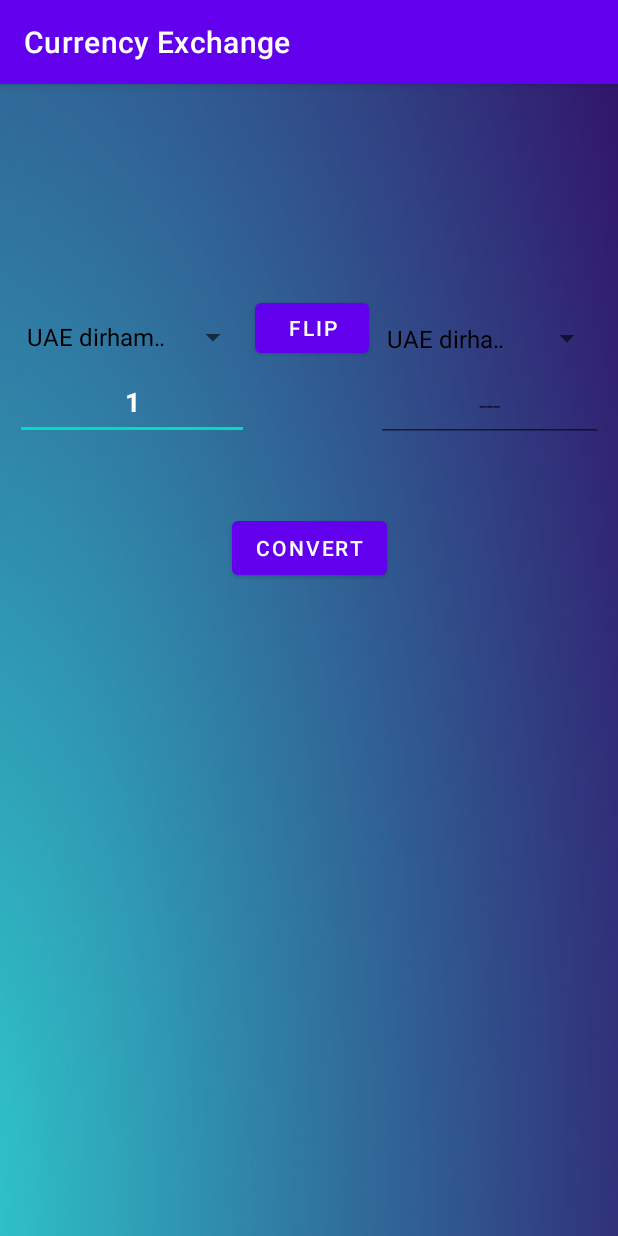
After one commit to eddmarre/SmartSave, an Android app: the ShowCurrencyInformations screen opened directly, with no data from a screen before it, on a phone screen of 412 x 824 dp. The commit adds this screen. Run offline under Robolectric (Android 15) with nearby library versions, the phone set to English and light mode, and no system bars.

Commit message:
Implement Currency Conversion

```diff
--- a/app/src/main/AndroidManifest.xml
+++ b/app/src/main/AndroidManifest.xml
@@ -11,6 +11,9 @@
         android:roundIcon="@mipmap/ic_launcher_round"
         android:supportsRtl="true"
         android:theme="@style/Theme.LoginRegisterSeniorProj">
+        <activity
+            android:name=".ShowCurrencyInformations"
+            android:exported="false" />
         <activity
             android:name=".CryptoTransactions"
             android:exported="false" />
--- /dev/null
+++ b/app/src/main/java/com/zybooks/loginregisterseniorproj/CurrencyInformation.java
@@ -0,0 +1,33 @@
+package com.zybooks.loginregisterseniorproj;
+//Eddie
+public class CurrencyInformation {
+    private String code;
+    private String symbol;
+    private String currencyName;
+
+    public CurrencyInformation(String code, String symbol, String name)
+    {
+        this.code =code;
+        this.symbol=symbol;
+        this.currencyName =name;
+    }
+
+    public String getCode() {
+        return code;
+    }
+
+    public String getSymbol() {
+        return symbol;
+    }
+
+    public String getCurrencyName() {
+        return currencyName;
+    }
+
+    @Override
+    public String toString()
+    {
+        return "Name: "+currencyName +"\t\tcode: "+code+"\t\tsymbol: "+symbol+"\n";
+    }
+
+}
--- /dev/null
+++ b/app/src/main/java/com/zybooks/loginregisterseniorproj/ShowCurrencyInformations.java
@@ -0,0 +1,269 @@
+package com.zybooks.loginregisterseniorproj;
+
+import android.os.AsyncTask;
+import android.os.Bundle;
+import android.view.View;
+import android.widget.AdapterView;
+import android.widget.ArrayAdapter;
+import android.widget.EditText;
+import android.widget.Spinner;
+import android.widget.TextView;
+
+import androidx.appcompat.app.AppCompatActivity;
+
+import org.json.JSONArray;
+import org.json.JSONException;
+import org.json.JSONObject;
+
+import java.io.BufferedInputStream;
+import java.io.BufferedReader;
+import java.io.InputStream;
+import java.io.InputStreamReader;
+import java.net.HttpURLConnection;
+import java.net.URL;
+import java.util.ArrayList;
+
+//Eddie
+public class ShowCurrencyInformations extends AppCompatActivity {
+    Spinner fromCurrencySpinner, toCurrencySpinner;
+    EditText fromCurrencyNumber, toCurrencyNumber;
+    public String currentFrom, currentTo;
+    public String currentFromCode;
+    public String currentToCode;
+
+    public ArrayList<String> symbolNames = new ArrayList<>();
+    public ArrayList<String> symbolCode = new ArrayList<>();
+    public ArrayList<String> symbolSymbols = new ArrayList<>();
+    public ArrayList<String> symbolNamesAndCode =new ArrayList<>();
+
+    public TextView errorTextView;
+    @Override
+    protected void onCreate(Bundle savedInstanceState) {
+        super.onCreate(savedInstanceState);
+        setContentView(R.layout.activity_show_currency_informations);
+        getSupportActionBar().setTitle("Currency Exchange");
+
+        errorTextView=findViewById(R.id.errorText);
+
+        fromCurrencySpinner = findViewById(R.id.fromCurrencyDropDown);
+        toCurrencySpinner = findViewById(R.id.toCurrencyDropDown);
+
+        fromCurrencyNumber = findViewById(R.id.fromCurrencyNumber);
+        toCurrencyNumber = findViewById(R.id.toCurrencyNumber);
+        toCurrencyNumber.setFocusable(false);
+
+        getCurrency();
+    }
+
+    public void getCurrency() {
+        String currencyResult;
+        String cryptoResult;
+        StringBuilder currencysb = new StringBuilder();
+        StringBuilder cryptosb = new StringBuilder();
+        String cryptoCurrencySymbols = "symbols.json";
+        String currencySymbols = "currencies.json";
+        try {
+
+            InputStream currencyInputStream = getResources().getAssets().open(currencySymbols);
+            BufferedInputStream currencyBufferedInputStream = new BufferedInputStream(currencyInputStream);
+
+            InputStreamReader currencyInputStreamReader = new InputStreamReader(currencyBufferedInputStream);
+            BufferedReader currencyBufferedReader = new BufferedReader(currencyInputStreamReader);
+
+            String inputLine = currencyBufferedReader.readLine();
+            while (inputLine != null) {
+                currencysb.append(inputLine);
+                inputLine = currencyBufferedReader.readLine();
+            }
+            currencyResult = currencysb.toString();
+
+            InputStream cryptoInputStream = getResources().getAssets().open(cryptoCurrencySymbols);
+            BufferedInputStream cryptoBufferedInputStream = new BufferedInputStream(cryptoInputStream);
+
+            InputStreamReader cryptoInputStreamReader = new InputStreamReader(cryptoBufferedInputStream);
+            BufferedReader crytpoBufferedReader = new BufferedReader(cryptoInputStreamReader);
+
+            String inputLine1 = crytpoBufferedReader.readLine();
+            while (inputLine1 != null) {
+                cryptosb.append(inputLine1);
+                inputLine1 = crytpoBufferedReader.readLine();
+            }
+            cryptoResult = cryptosb.toString();
+
+            createCurrencyList(currencyResult, cryptoResult);
+        } catch (Exception e) {
+            e.printStackTrace();
+        }
+    }
+
+    public void createCurrencyList(String currency, String crypto) {
+        ArrayList<CurrencyInformation> currencyInformations = new ArrayList<>();
+        //read in data from local json filse
+        try {
+            JSONArray currencyRoot = new JSONArray(currency);
+            for (int i = 0; i < currencyRoot.length(); i++) {
+                JSONObject currencyJSON = currencyRoot.getJSONObject(i);
+                currencyInformations.add(new CurrencyInformation(currencyJSON.getString("cc"), currencyJSON.getString("symbol"), currencyJSON.getString("name")));
+            }
+            JSONArray crytoRoot = new JSONArray(crypto);
+            for (int i = 0; i < crytoRoot.length(); i++) {
+                JSONObject currencyJSON = crytoRoot.getJSONObject(i);
+                currencyInformations.add(new CurrencyInformation(currencyJSON.getString("symbol"), currencyJSON.getString("usym"), currencyJSON.getString("name")));
+            }
+
+            //put data into lists
+            for (CurrencyInformation currentCurrency : currencyInformations
+            ) {
+                symbolNames.add(currentCurrency.getCurrencyName());
+                symbolCode.add(currentCurrency.getCode());
+                symbolSymbols.add(currentCurrency.getSymbol());
+                symbolNamesAndCode.add(currentCurrency.getCurrencyName()+" ("+currentCurrency.getCode()+")");
+            }
+
+            ArrayAdapter<String> toAdapter = new ArrayAdapter<>(this, android.R.layout.simple_spinner_dropdown_item, symbolNamesAndCode);
+            toCurrencySpinner.setAdapter(toAdapter);
+            toCurrencySpinner.setOnItemSelectedListener(new AdapterView.OnItemSelectedListener() {
+                @Override
+                public void onItemSelected(AdapterView<?> adapterView, View view, int i, long l) {
+                    //get current selection and append name to fit into api requirements
+                    currentTo = toCurrencySpinner.getSelectedItem().toString();
+                    String code=currentTo.substring(currentTo.lastIndexOf("("));
+                    String updatedCode=code.replace("(","");
+                    String finalCode=updatedCode.replace(")","");
+                    currentToCode=finalCode.replace(" ","");
+                }
+
+                @Override
+                public void onNothingSelected(AdapterView<?> adapterView) {
+
+                }
+            });
+
+            ArrayAdapter<String> fromAdapter = new ArrayAdapter<>(this, android.R.layout.simple_spinner_dropdown_item, symbolNamesAndCode);
+            fromCurrencySpinner.setAdapter(fromAdapter);
+
+            fromCurrencySpinner.setOnItemSelectedListener(new AdapterView.OnItemSelectedListener() {
+                @Override
+                public void onItemSelected(AdapterView<?> adapterView, View view, int i, long l) {
+                    //get current selection and append name to fit into api requirements
+                    currentFrom = fromCurrencySpinner.getSelectedItem().toString();
+                    String code=currentFrom.substring(currentFrom.lastIndexOf("("));
+                    String updatedCode=code.replace("(","");
+                    String finalcode =updatedCode.replace(")","");
+                    currentFromCode=finalcode.replace(" ","");
+                }
+
+                @Override
+                public void onNothingSelected(AdapterView<?> adapterView) {
+
+                }
+            });
+
+        } catch (JSONException e) {
+            e.printStackTrace();
+        }
+    }
+
+    public void convertCurrency(View view) {
+        try {
+            CrytproForeignExchangeSearchTask crytproForeignExchangeSearchTask = new CrytproForeignExchangeSearchTask();
+            //Set from company & to company
+            crytproForeignExchangeSearchTask.setFromCurrency(currentFromCode);
+            crytproForeignExchangeSearchTask.setToCurrency(currentToCode);
+            //Start api connection
+            crytproForeignExchangeSearchTask.execute();
+        } catch (Exception e) {
+
+        }
+    }
+
+    public void flipConversion(View view) {
+        //flips the data seen from left and right drop down menus
+        int fromCurrencySelection=fromCurrencySpinner.getSelectedItemPosition();
+        fromCurrencySpinner.setSelection(toCurrencySpinner.getSelectedItemPosition());
+        toCurrencySpinner.setSelection(fromCurrencySelection);
+    }
+
+
+    public class CrytproForeignExchangeSearchTask extends AsyncTask<String, String, String> {
+        String result;
+
+        String fromCurrency = "";
+        String toCurrency = "";
+        //MUST INSERT YOUR OWN KEY TO USE
+        //GET KEY FROM https://www.alphavantage.co/support/#api-key
+        String APIKey = "50BZM4QNXYEYF7K3";
+
+        public void setFromCurrency(String fromCurrency) {
+            this.fromCurrency = fromCurrency;
+        }
+
+        public void setToCurrency(String toCurrency) {
+            this.toCurrency = toCurrency;
+        }
+
+        //Start connecting to internet and retrieve data
+        @Override
+        protected String doInBackground(String... strings) {
+            StringBuilder sb = new StringBuilder();
+            URL url;
+            HttpURLConnection urlConnection = null;
+            try {
+                String uri = "https://www.alphavantage.co/query?function=CURRENCY_EXCHANGE_RATE&from_currency=" + fromCurrency + "&to_currency=" + toCurrency + "&apikey=" + APIKey;
+                url = new URL(uri);
+                urlConnection = (HttpURLConnection) url.openConnection();
+                InputStream inputStream = urlConnection.getInputStream();
+                BufferedInputStream bufferedInputStream = new BufferedInputStream(inputStream);
+
+                InputStreamReader inputStreamReader = new InputStreamReader(bufferedInputStream);
+                BufferedReader bufferedReader = new BufferedReader(inputStreamReader);
+
+                String inputLine = bufferedReader.readLine();
+                while (inputLine != null) {
+                    sb.append(inputLine);
+                    inputLine = bufferedReader.readLine();
+                }
+                result = sb.toString();
+            } catch (Exception e) {
+                e.printStackTrace();
+            } finally {
+                urlConnection.disconnect();
+            }
+            //nonsense return because of String return type
+            return sb.toString();
+        }
+
+        //after internet connection is established
+        @Override
+        protected void onPostExecute(String s) {
+            super.onPostExecute(s);
+            try {
+                JSONObject root = new JSONObject(result);
+                JSONObject foriengExchangeRate = root.getJSONObject("Realtime Currency Exchange Rate");
+                //get information
+                String fromCurrencyCode = foriengExchangeRate.getString("1. From_Currency Code");
+                String fromCurrencyName = foriengExchangeRate.getString("2. From_Currency Name");
+                String toCurrencyCode = foriengExchangeRate.getString("3. To_Currency Code");
+                String toCurrecnyName = foriengExchangeRate.getString("4. To_Currency Name");
+                String exchangeRate = foriengExchangeRate.getString("5. Exchange Rate");
+                String lastRefreshed = foriengExchangeRate.getString("6. Last Refreshed");
+                String timeZone = foriengExchangeRate.getString("7. Time Zone");
+                String bidPrice = foriengExchangeRate.getString("8. Bid Price");
+                String askPrice = foriengExchangeRate.getString("9. Ask Price");
+                //Price conversion
+                Float exchangeRateFloat = Float.parseFloat(exchangeRate);
+                Float numberOwned = Float.parseFloat(fromCurrencyNumber.getText().toString());
+                PriceConverterCalculator calculator = new PriceConverterCalculator(exchangeRateFloat, numberOwned);
+                Float currentExchangeRate = calculator.calculatePrice();
+                toCurrencyNumber.setText(currentExchangeRate.toString());
+                errorTextView.setText("");
+
+            } catch (Exception e) {
+                e.printStackTrace();
+                //text message for errors
+                String errorString="can't convert from "+fromCurrency+" to "+toCurrency+".\n Try flipping searches or a different combination.";
+                errorTextView.setText(errorString);
+            }
+        }
+    }
+}
--- a/app/src/main/java/com/zybooks/loginregisterseniorproj/UserMainMenu.java
+++ b/app/src/main/java/com/zybooks/loginregisterseniorproj/UserMainMenu.java
@@ -29,4 +29,9 @@ public class UserMainMenu extends AppCompatActivity {
         Intent n=new Intent(this,CryptoWallet.class);
         startActivity(n);
     }
+
+    public void CurrencyExchange(View view) {
+        Intent n=new Intent(this,ShowCurrencyInformations.class);
+        startActivity(n);
+    }
 }
--- /dev/null
+++ b/app/src/main/res/layout/activity_show_currency_informations.xml
@@ -0,0 +1,90 @@
+<?xml version="1.0" encoding="utf-8"?><!--Eddie-->
+<androidx.constraintlayout.widget.ConstraintLayout xmlns:android="http://schemas.android.com/apk/res/android"
+    xmlns:app="http://schemas.android.com/apk/res-auto"
+    xmlns:tools="http://schemas.android.com/tools"
+    android:layout_width="match_parent"
+    android:layout_height="match_parent"
+    android:background="@drawable/gradient"
+    tools:context=".ShowCurrencyInformations">
+
+    <Spinner
+        android:id="@+id/fromCurrencyDropDown"
+        android:layout_width="156dp"
+        android:layout_height="37dp"
+        android:layout_marginStart="10dp"
+        android:layout_marginTop="150dp"
+        app:layout_constraintStart_toStartOf="parent"
+        app:layout_constraintTop_toTopOf="parent" />
+
+    <Spinner
+        android:id="@+id/toCurrencyDropDown"
+        android:layout_width="152dp"
+        android:layout_height="39dp"
+        android:layout_marginTop="150dp"
+        android:layout_marginEnd="10dp"
+        app:layout_constraintEnd_toEndOf="parent"
+        app:layout_constraintTop_toTopOf="parent" />
+
+    <Button
+        android:id="@+id/button3"
+        android:layout_width="76dp"
+        android:layout_height="45dp"
+        android:layout_marginTop="140dp"
+        android:onClick="flipConversion"
+        android:text="flip"
+        android:textColor="@color/white"
+        app:layout_constraintEnd_toStartOf="@+id/toCurrencyDropDown"
+        app:layout_constraintStart_toEndOf="@+id/fromCurrencyDropDown"
+        app:layout_constraintTop_toTopOf="parent" />
+
+    <EditText
+        android:id="@+id/fromCurrencyNumber"
+        android:layout_width="156dp"
+        android:layout_height="50dp"
+        android:layout_marginStart="10dp"
+        android:ems="10"
+        android:inputType="textPersonName"
+        android:text="1"
+        android:textColor="@color/white"
+        android:textAlignment="center"
+        android:textStyle="bold"
+        app:layout_constraintStart_toStartOf="parent"
+        app:layout_constraintTop_toBottomOf="@+id/fromCurrencyDropDown" />
+
+    <EditText
+        android:id="@+id/toCurrencyNumber"
+        android:layout_width="151dp"
+        android:layout_height="49dp"
+        android:layout_marginEnd="10dp"
+        android:ems="10"
+        android:hint="---"
+        android:inputType="textPersonName"
+        android:textAlignment="center"
+        app:layout_constraintEnd_toEndOf="parent"
+        app:layout_constraintTop_toBottomOf="@+id/toCurrencyDropDown" />
+
+    <Button
+        android:id="@+id/convertButton"
+        android:layout_width="wrap_content"
+        android:layout_height="wrap_content"
+        android:layout_marginTop="100dp"
+        android:text="Convert"
+        app:layout_constraintEnd_toEndOf="parent"
+        app:layout_constraintStart_toStartOf="parent"
+        app:layout_constraintTop_toBottomOf="@+id/button3"
+        android:onClick="convertCurrency"/>
+
+    <TextView
+        android:id="@+id/errorText"
+        android:layout_width="wrap_content"
+        android:layout_height="wrap_content"
+        android:layout_marginTop="50dp"
+        android:textAlignment="center"
+        android:textColor="@color/yellow"
+        app:layout_constraintEnd_toEndOf="parent"
+        app:layout_constraintStart_toStartOf="parent"
+        app:layout_constraintTop_toBottomOf="@+id/convertButton" />
+
+
+
+</androidx.constraintlayout.widget.ConstraintLayout>
--- a/app/src/main/res/values/colors.xml
+++ b/app/src/main/res/values/colors.xml
@@ -7,7 +7,7 @@
     <color name="teal_700">#FF018786</color>
     <color name="black">#FF000000</color>
     <color name="white">#FFFFFFFF</color>
-
+    <color name="red">#FF0000</color>
     //crypto currency colors
     <color name="black_shade_1">#292D36</color>
     <color name="black_shade_2">#272B33</color>
```
Also changed, not shown: app/src/main/assets/currencies.json (added, +158 -0 lines), app/src/main/assets/symbols.json (added, +158 -0 lines), app/src/main/java/com/zybooks/loginregisterseniorproj/PriceConverterCalculator.java (added, +15 -0 lines), app/src/main/res/layout/activity_user_main_menu.xml (+11 -0 lines).
